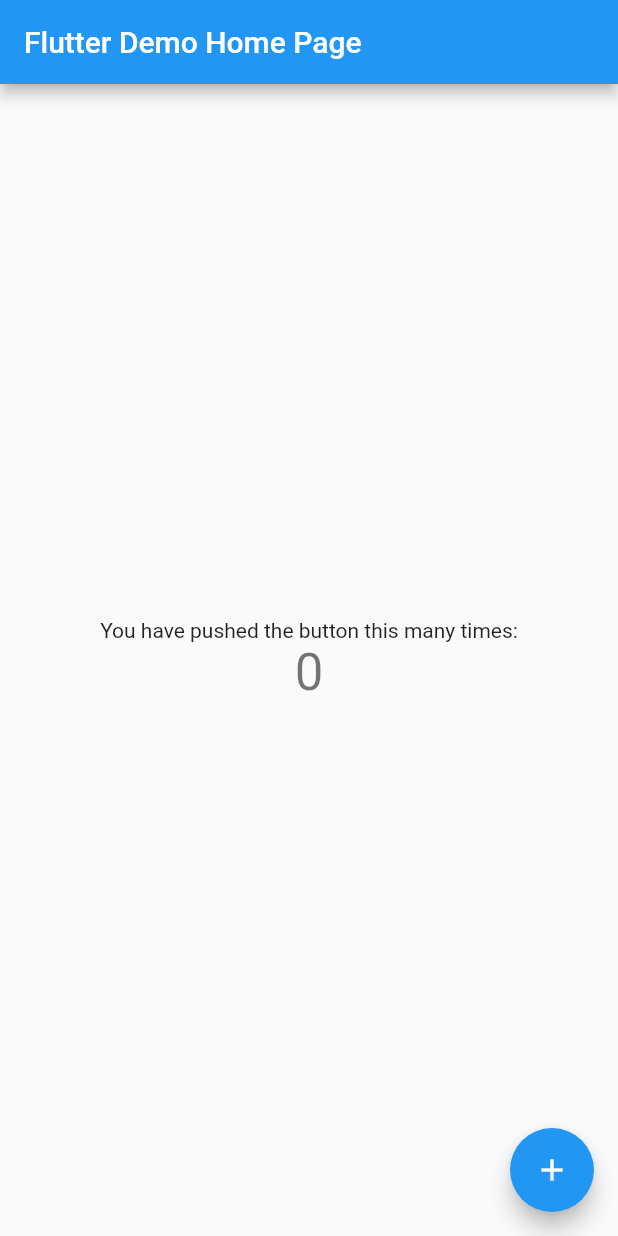
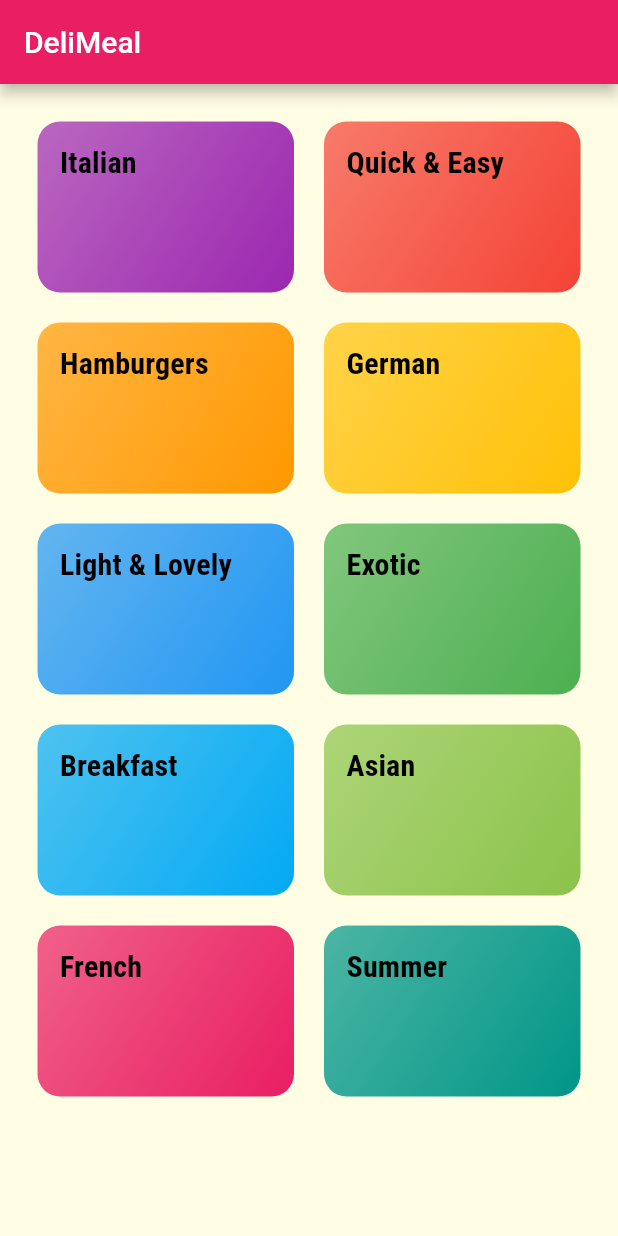
Before and after one commit to piusgori/shop-app, a Flutter app: the screen it shows after launch, on a phone screen of 412 x 824 dp. Run offline on Flutter 3.47's test engine with Material 2 defaults, Android fonts, the phone set to English and light mode, and no system bars.

Commit message:
added navigation

```diff
--- a/analysis_options.yaml
+++ b/analysis_options.yaml
@@ -7,7 +7,7 @@
 
 # The following line activates a set of recommended lints for Flutter apps,
 # packages, and plugins designed to encourage good coding practices.
-include: package:flutter_lints/flutter.yaml
+# include: package:flutter_lints/flutter.yaml
 
 linter:
   # The lint rules applied to this project can be customized in the
--- /dev/null
+++ b/lib/categories_screen.dart
@@ -0,0 +1,19 @@
+import 'package:flutter/material.dart';
+import 'package:flutter_complete_guide/dummy_data.dart';
+import 'package:flutter_complete_guide/category_item.dart';
+
+class CategoriesScreen extends StatelessWidget {
+  @override
+  Widget build(BuildContext context) {
+    return Scaffold(
+      appBar: AppBar(
+        title: const Text('DeliMeal'),
+      ),
+      body: GridView(
+        padding: const EdgeInsets.all(25),
+        gridDelegate: SliverGridDelegateWithMaxCrossAxisExtent(maxCrossAxisExtent: 200, childAspectRatio: 1.5, crossAxisSpacing: 20, mainAxisSpacing: 20),
+        children: DUMMY_CATEGORIES.map((catData) => CategoryItem(catData.title, catData.color, catData.id)).toList(),
+      ),
+    );
+  }
+}
--- /dev/null
+++ b/lib/category_item.dart
@@ -0,0 +1,35 @@
+import 'package:flutter/material.dart';
+import 'package:flutter_complete_guide/category_meals_screen.dart';
+
+class CategoryItem extends StatelessWidget {
+  final String id;
+  final String title;
+  final Color color;
+
+  CategoryItem(this.title, this.color, this.id);
+
+  void selectCategory(BuildContext ctx) {
+    Navigator.of(ctx)
+        .pushNamed('/category-meals', arguments: {'id': id, "title": title});
+  }
+
+  @override
+  Widget build(BuildContext context) {
+    return InkWell(
+      onTap: () => selectCategory(context),
+      splashColor: Theme.of(context).primaryColor,
+      borderRadius: BorderRadius.circular(15),
+      child: Container(
+        padding: EdgeInsets.all(15),
+        child: Text(title, style: Theme.of(context).textTheme.titleSmall),
+        decoration: BoxDecoration(
+          gradient: LinearGradient(
+              colors: [color.withOpacity(0.7), color],
+              begin: Alignment.topLeft,
+              end: Alignment.bottomRight),
+          borderRadius: BorderRadius.circular(15),
+        ),
+      ),
+    );
+  }
+}
--- /dev/null
+++ b/lib/category_meals_screen.dart
@@ -0,0 +1,25 @@
+import 'package:flutter/material.dart';
+
+class CategoryMealsScreen extends StatelessWidget {
+  // final String categoryId;
+  // final String categoryTitle;
+
+  // CategoryMealsScreen(this.categoryId, this.categoryTitle);
+
+  @override
+  Widget build(BuildContext context) {
+    final routeArgs =
+        ModalRoute.of(context).settings.arguments as Map<String, String>;
+    final String categoryTitle = routeArgs['title'];
+    final String categoryId = routeArgs['id'];
+
+    return Scaffold(
+      appBar: AppBar(
+        title: Text(categoryTitle),
+      ),
+      body: Center(
+        child: Text('The recipes for the category!'),
+      ),
+    );
+  }
+}
--- /dev/null
+++ b/lib/dummy_data.dart
@@ -0,0 +1,56 @@
+import 'package:flutter/material.dart';
+import 'package:flutter_complete_guide/models/category.dart';
+
+
+const DUMMY_CATEGORIES = const [
+  Category(
+    id: 'c1',
+    title: 'Italian',
+    color: Colors.purple,
+  ),
+  Category(
+    id: 'c2',
+    title: 'Quick & Easy',
+    color: Colors.red,
+  ),
+  Category(
+    id: 'c3',
+    title: 'Hamburgers',
+    color: Colors.orange,
+  ),
+  Category(
+    id: 'c4',
+    title: 'German',
+    color: Colors.amber,
+  ),
+  Category(
+    id: 'c5',
+    title: 'Light & Lovely',
+    color: Colors.blue,
+  ),
+  Category(
+    id: 'c6',
+    title: 'Exotic',
+    color: Colors.green,
+  ),
+  Category(
+    id: 'c7',
+    title: 'Breakfast',
+    color: Colors.lightBlue,
+  ),
+  Category(
+    id: 'c8',
+    title: 'Asian',
+    color: Colors.lightGreen,
+  ),
+  Category(
+    id: 'c9',
+    title: 'French',
+    color: Colors.pink,
+  ),
+  Category(
+    id: 'c10',
+    title: 'Summer',
+    color: Colors.teal,
+  ),
+];
--- a/lib/main.dart
+++ b/lib/main.dart
@@ -1,115 +1,38 @@
 import 'package:flutter/material.dart';
+import 'package:flutter_complete_guide/categories_screen.dart';
+import 'package:flutter_complete_guide/category_meals_screen.dart';
 
-void main() {
-  runApp(const MyApp());
-}
+void main() => runApp(MyApp());
 
 class MyApp extends StatelessWidget {
-  const MyApp({Key? key}) : super(key: key);
-
-  // This widget is the root of your application.
   @override
   Widget build(BuildContext context) {
     return MaterialApp(
-      title: 'Flutter Demo',
+      title: 'DeliMeals',
       theme: ThemeData(
-        // This is the theme of your application.
-        //
-        // Try running your application with "flutter run". You'll see the
-        // application has a blue toolbar. Then, without quitting the app, try
-        // changing the primarySwatch below to Colors.green and then invoke
-        // "hot reload" (press "r" in the console where you ran "flutter run",
-        // or simply save your changes to "hot reload" in a Flutter IDE).
-        // Notice that the counter didn't reset back to zero; the application
-        // is not restarted.
-        primarySwatch: Colors.blue,
+        primarySwatch: Colors.pink,
+        accentColor: Colors.amber,
+        canvasColor: Color.fromRGBO(255, 254, 229, 1),
+        fontFamily: 'Raleway',
+        textTheme: ThemeData.light().textTheme.copyWith(
+          bodySmall: TextStyle(
+            color: Color.fromRGBO(20, 51, 51, 1)
+          ),
+          labelSmall: TextStyle(
+            color: Color.fromRGBO(20, 51, 51, 1)
+          ),
+          titleSmall: TextStyle(
+            fontFamily: 'RobotoCondensed',
+            fontSize: 20,
+            fontWeight: FontWeight.bold
+          ),
+        ),
       ),
-      home: const MyHomePage(title: 'Flutter Demo Home Page'),
+      home: CategoriesScreen(),
+      routes: {
+        '/category-meals': (ctx) => CategoryMealsScreen(),
+      },
+
     );
   }
 }
-
-class MyHomePage extends StatefulWidget {
-  const MyHomePage({Key? key, required this.title}) : super(key: key);
-
-  // This widget is the home page of your application. It is stateful, meaning
-  // that it has a State object (defined below) that contains fields that affect
-  // how it looks.
-
-  // This class is the configuration for the state. It holds the values (in this
-  // case the title) provided by the parent (in this case the App widget) and
-  // used by the build method of the State. Fields in a Widget subclass are
-  // always marked "final".
-
-  final String title;
-
-  @override
-  State<MyHomePage> createState() => _MyHomePageState();
-}
-
-class _MyHomePageState extends State<MyHomePage> {
-  int _counter = 0;
-
-  void _incrementCounter() {
-    setState(() {
-      // This call to setState tells the Flutter framework that something has
-      // changed in this State, which causes it to rerun the build method below
-      // so that the display can reflect the updated values. If we changed
-      // _counter without calling setState(), then the build method would not be
-      // called again, and so nothing would appear to happen.
-      _counter++;
-    });
-  }
-
-  @override
-  Widget build(BuildContext context) {
-    // This method is rerun every time setState is called, for instance as done
-    // by the _incrementCounter method above.
-    //
-    // The Flutter framework has been optimized to make rerunning build methods
-    // fast, so that you can just rebuild anything that needs updating rather
-    // than having to individually change instances of widgets.
-    return Scaffold(
-      appBar: AppBar(
-        // Here we take the value from the MyHomePage object that was created by
-        // the App.build method, and use it to set our appbar title.
-        title: Text(widget.title),
-      ),
-      body: Center(
-        // Center is a layout widget. It takes a single child and positions it
-        // in the middle of the parent.
-        child: Column(
-          // Column is also a layout widget. It takes a list of children and
-          // arranges them vertically. By default, it sizes itself to fit its
-          // children horizontally, and tries to be as tall as its parent.
-          //
-          // Invoke "debug painting" (press "p" in the console, choose the
-          // "Toggle Debug Paint" action from the Flutter Inspector in Android
-          // Studio, or the "Toggle Debug Paint" command in Visual Studio Code)
-          // to see the wireframe for each widget.
-          //
-          // Column has various properties to control how it sizes itself and
-          // how it positions its children. Here we use mainAxisAlignment to
-          // center the children vertically; the main axis here is the vertical
-          // axis because Columns are vertical (the cross axis would be
-          // horizontal).
-          mainAxisAlignment: MainAxisAlignment.center,
-          children: <Widget>[
-            const Text(
-              'You have pushed the button this many times:',
-            ),
-            Text(
-              '$_counter',
-              style: Theme.of(context).textTheme.headline4,
-            ),
-          ],
-        ),
-      ),
-      floatingActionButton: FloatingActionButton(
-        onPressed: _incrementCounter,
-        tooltip: 'Increment',
-        child: const Icon(Icons.add),
-      ), // This trailing comma makes auto-formatting nicer for build methods.
-    );
-  }
-}
--- /dev/null
+++ b/lib/models/category.dart
@@ -0,0 +1,9 @@
+import 'package:flutter/material.dart';
+
+class Category {
+  final String id;
+  final String title;
+  final Color color;
+
+  const Category({@required this.id, @required this.title, this.color = Colors.orange});
+}
```
Also changed, not shown: pubspec.yaml (+22 -29 lines), assets/fonts/Raleway-Black.ttf (added), assets/fonts/Raleway-Bold.ttf (added), assets/fonts/Raleway-Regular.ttf (added), assets/fonts/RobotoCondensed-Bold.ttf (added), assets/fonts/RobotoCondensed-Italic.ttf (added), assets/fonts/RobotoCondensed-Light.ttf (added), assets/fonts/RobotoCondensed-Regular.ttf (added), pubspec.lock.
